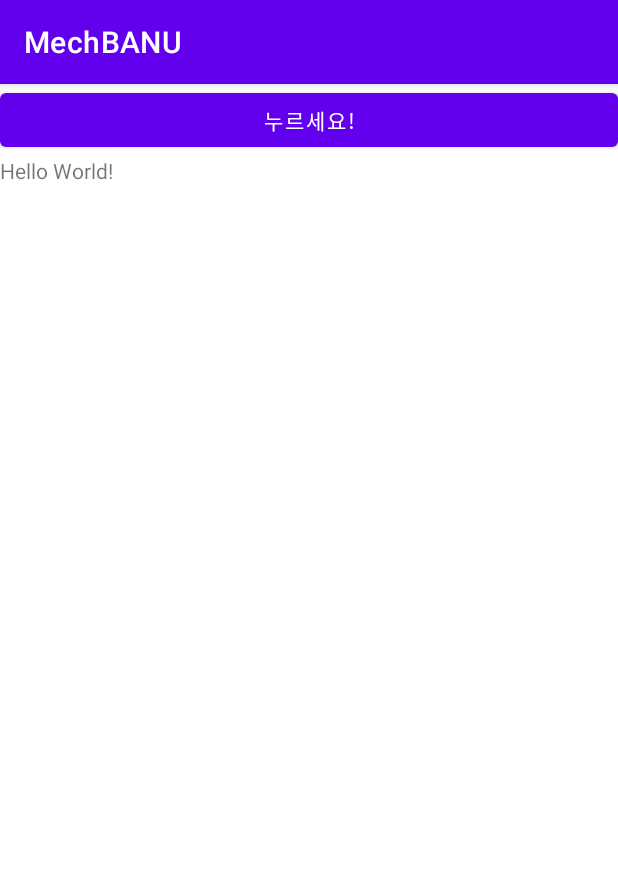
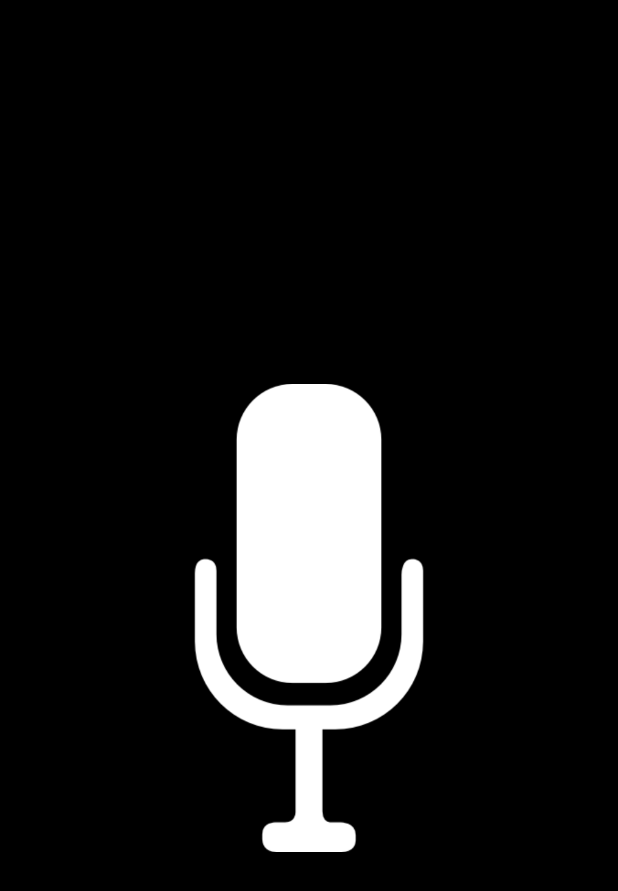
Before and after one commit to WooLyung/MechBANU-app, an Android app: the screen it shows after launch (MainActivity), on a phone screen of 412 x 824 dp. Shown: the top 891 px of the screen. Run offline under Robolectric (Android 15) with nearby library versions, the phone set to English and light mode, and no system bars.

Commit message:
edit activity layout

```diff
--- a/app/src/main/AndroidManifest.xml
+++ b/app/src/main/AndroidManifest.xml
@@ -6,6 +6,7 @@
     <uses-permission android:name="android.permission.INTERNET"/>
     <uses-permission android:name="android.permission.BLUETOOTH"/>
     <uses-permission android:name="android.permission.BLUETOOTH_ADMIN"/>
+    <uses-permission android:name="android.permission.RECORD_AUDIO"/>
 
     <application
         android:allowBackup="true"
--- a/app/src/main/java/com/example/mechbanu/MainActivity.kt
+++ b/app/src/main/java/com/example/mechbanu/MainActivity.kt
@@ -1,26 +1,10 @@
 package com.example.mechbanu
 
-import android.bluetooth.BluetoothAdapter
-import android.bluetooth.BluetoothDevice
-import android.bluetooth.BluetoothManager
-import android.content.Context
+import android.graphics.Color
 import android.os.Bundle
-import android.widget.Button
-import android.widget.TextView
-import android.widget.Toast
 import androidx.appcompat.app.AppCompatActivity
-import java.lang.Exception
-import java.util.*
-import android.os.SystemClock
-
-import android.bluetooth.BluetoothSocket
-import android.os.Build
-import android.util.Log
+import android.widget.ImageButton
 import com.example.mechbanu.bluetooth.Bluetooth
-import java.io.IOException
-import java.io.InputStream
-import java.io.OutputStream
-
 
 class MainActivity : AppCompatActivity() {
     var bluetooth: Bluetooth? = null
@@ -29,8 +13,8 @@ class MainActivity : AppCompatActivity() {
         super.onCreate(savedInstanceState)
         setContentView(R.layout.activity_main)
 
-        val button: Button = findViewById(R.id.button)
-        val textView: TextView = findViewById(R.id.text)
+        val button: ImageButton = findViewById(R.id.microphone)
+        button?.setColorFilter(Color.WHITE)
 
         bluetooth = Bluetooth(this)
 
--- a/app/src/main/res/layout/activity_main.xml
+++ b/app/src/main/res/layout/activity_main.xml
@@ -1,25 +1,27 @@
 <?xml version="1.0" encoding="utf-8"?>
-<LinearLayout
+<androidx.constraintlayout.widget.ConstraintLayout
     xmlns:android="http://schemas.android.com/apk/res/android"
     xmlns:app="http://schemas.android.com/apk/res-auto"
+    android:background="@color/black"
     android:layout_width="match_parent"
-    android:layout_height="match_parent"
-    android:orientation="vertical">
+    android:layout_height="match_parent">
 
-    <Button
+    <ImageButton
+        android:id="@+id/microphone"
         android:layout_width="match_parent"
-        android:layout_height="wrap_content"
-        android:text="누르세요!"
-        android:id="@+id/button"/>
+        android:layout_height="match_parent"
+        android:layout_marginStart="50dp"
+        android:layout_marginTop="100dp"
+        android:layout_marginEnd="50dp"
+        android:layout_marginBottom="100dp"
+        android:background="@android:color/transparent"
+        android:backgroundTintMode="screen"
+        android:scaleType="fitCenter"
+        android:src="@drawable/microphone"
+        app:layout_constraintBottom_toBottomOf="parent"
+        app:layout_constraintEnd_toEndOf="parent"
+        app:layout_constraintHorizontal_bias="0.0"
+        app:layout_constraintStart_toStartOf="parent"
+        app:layout_constraintTop_toTopOf="parent" />
 
-    <TextView
-        android:layout_width="wrap_content"
-        android:layout_height="wrap_content"
-        android:text="Hello World!"
-        app:layout_constraintBottom_toBottomOf="parent"
-        app:layout_constraintLeft_toLeftOf="parent"
-        app:layout_constraintRight_toRightOf="parent"
-        app:layout_constraintTop_toTopOf="parent"
-        android:id="@+id/text"/>
-
-</LinearLayout>
+</androidx.constraintlayout.widget.ConstraintLayout>
--- a/app/src/main/res/values-night/themes.xml
+++ b/app/src/main/res/values-night/themes.xml
@@ -1,6 +1,6 @@
 <resources xmlns:tools="http://schemas.android.com/tools">
     <!-- Base application theme. -->
-    <style name="Theme.MechBANU" parent="Theme.MaterialComponents.DayNight.DarkActionBar">
+    <style name="Theme.MechBANU" parent="Theme.MaterialComponents.DayNight.NoActionBar">
         <!-- Primary brand color. -->
         <item name="colorPrimary">@color/purple_200</item>
         <item name="colorPrimaryVariant">@color/purple_700</item>
--- a/app/src/main/res/values/themes.xml
+++ b/app/src/main/res/values/themes.xml
@@ -1,9 +1,9 @@
 <resources xmlns:tools="http://schemas.android.com/tools">
     <!-- Base application theme. -->
-    <style name="Theme.MechBANU" parent="Theme.MaterialComponents.DayNight.DarkActionBar">
+    <style name="Theme.MechBANU" parent="Theme.MaterialComponents.DayNight.NoActionBar">
         <!-- Primary brand color. -->
-        <item name="colorPrimary">@color/purple_500</item>
-        <item name="colorPrimaryVariant">@color/purple_700</item>
+        <item name="colorPrimary">@color/black</item>
+        <item name="colorPrimaryVariant">@color/black</item>
         <item name="colorOnPrimary">@color/white</item>
         <!-- Secondary brand color. -->
         <item name="colorSecondary">@color/teal_200</item>
```
Also changed, not shown: app/src/main/res/drawable-v24/microphone.png (added).
